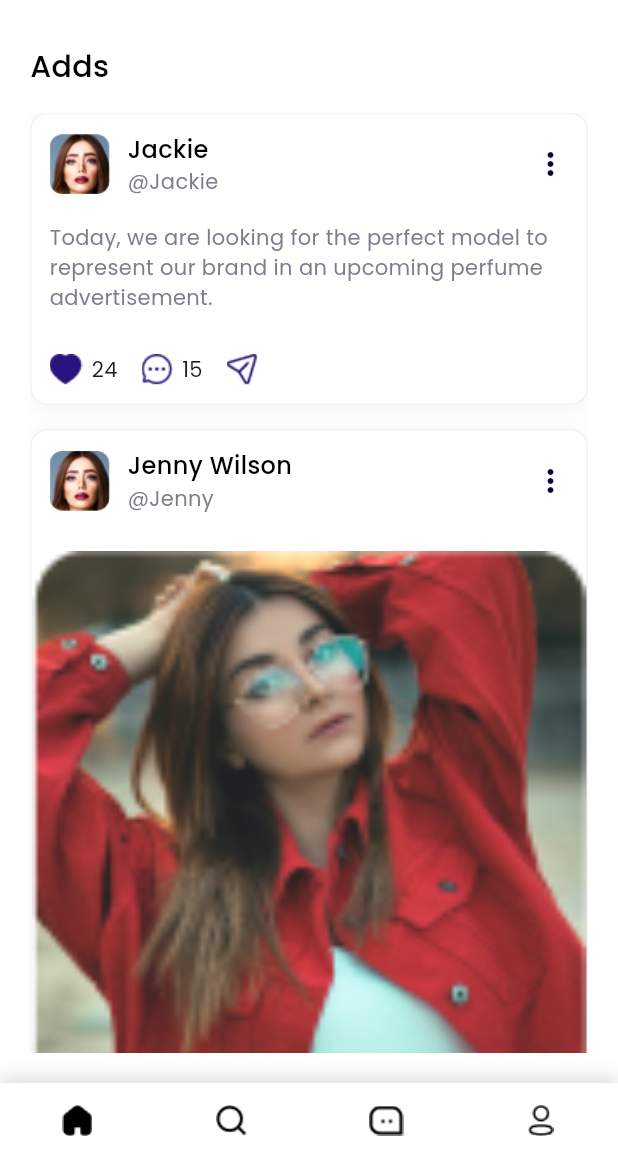
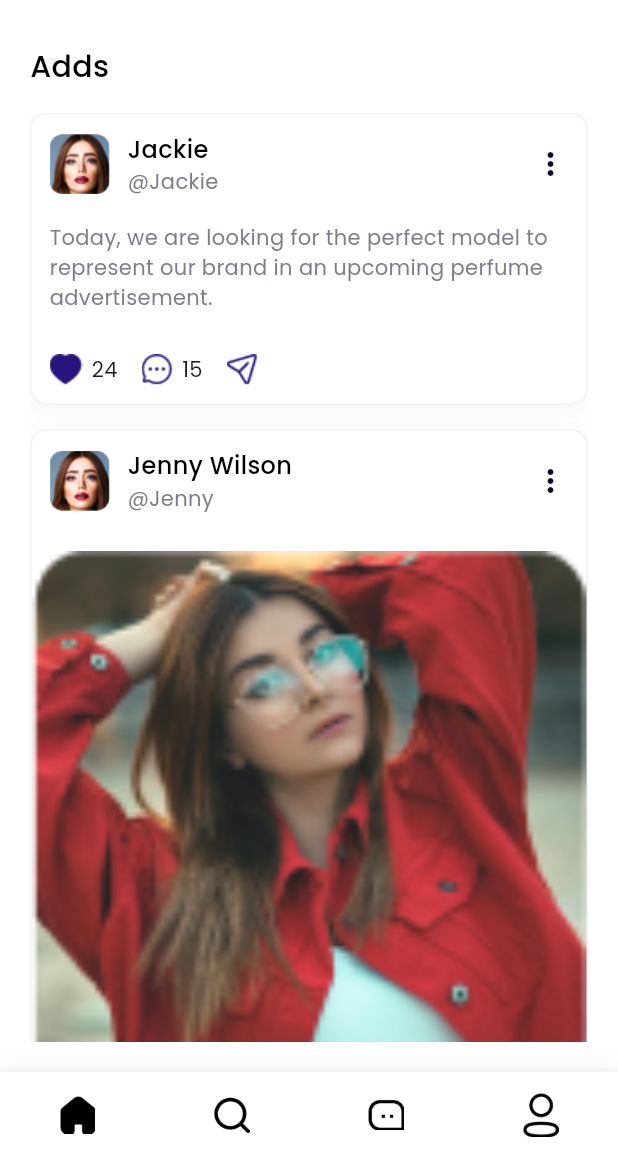
Before and after one commit to ELASHMAWYDEV/cast-in, a Flutter app: the MainLayoutScreen screen opened by its route, on a phone screen of 412 x 824 dp, the part 69-1236 px from its top. Run offline on Flutter 3.47's test engine with Material 3 defaults, Android fonts, the light colour scheme and no system bars; our stand-ins replace dotted_border, flutter_form_builder, form_builder_validators, get, image_picker, pinput and 1 more; accounts and stored records are empty.

Commit message:
changed bottom navigation icon sizes

```diff
--- a/lib/ui/screens/mainLayout/main_layout_controller.dart
+++ /dev/null
@@ -1,9 +0,0 @@
-import 'package:get/get.dart';
-
-class MainNavigationController extends GetxController {
-  var selectedIndex = 0.obs;
-
-  void updateIndex(int index) {
-    selectedIndex.value = index;
-  }
-}
--- /dev/null
+++ b/lib/ui/screens/main_layout/main_layout_controller.dart
@@ -0,0 +1,19 @@
+import 'package:cast_in/ui/screens/home/home_screen.dart';
+import 'package:cast_in/ui/screens/messages/messages_screen.dart';
+import 'package:cast_in/ui/screens/profile/profile_screen.dart';
+import 'package:cast_in/ui/screens/search/search_screen.dart';
+import 'package:get/get.dart';
+
+class MainNavigationController extends GetxController {
+  var selectedIndex = 0.obs;
+  final screens = [
+    const HomeScreen(),
+    const SearchScreen(),
+    const MessagesScreen(),
+    const ProfileScreen(),
+  ];
+
+  void updateIndex(int index) {
+    selectedIndex.value = index;
+  }
+}
--- a/lib/ui/screens/mainLayout/main_layout_screen.dart
+++ b/lib/ui/screens/main_layout/main_layout_screen.dart
@@ -1,5 +1,5 @@
 import 'package:cast_in/ui/screens/home/home_screen.dart';
-import 'package:cast_in/ui/screens/mainLayout/main_layout_controller.dart';
+import 'package:cast_in/ui/screens/main_layout/main_layout_controller.dart';
 import 'package:cast_in/ui/screens/messages/messages_screen.dart';
 import 'package:cast_in/ui/screens/profile/profile_screen.dart';
 import 'package:cast_in/ui/screens/search/search_screen.dart';
@@ -13,27 +13,20 @@ class MainLayoutScreen extends StatelessWidget {
 
   final MainNavigationController navigationController = Get.put(MainNavigationController());
 
-  final _children = [
-    const HomeScreen(),
-    const SearchScreen(),
-    const MessagesScreen(),
-    const ProfileScreen(),
-  ];
-
   @override
   Widget build(BuildContext context) {
     return Obx(() {
       return Scaffold(
         body: IndexedStack(
           index: navigationController.selectedIndex.value,
-          children: _children,
+          children: navigationController.screens,
         ),
         bottomNavigationBar: Container(
           decoration: BoxDecoration(
             color: Colors.white,
             boxShadow: [
               BoxShadow(
-                color: Colors.grey.withOpacity(0.4),
+                color: Colors.grey.withValues(alpha: 0.1),
                 spreadRadius: 1,
                 blurRadius: 10,
                 offset: const Offset(0, -2),
@@ -41,7 +34,7 @@ class MainLayoutScreen extends StatelessWidget {
             ],
           ),
           child: BottomNavigationBar(
-            elevation: 0,
+            elevation: 4,
             backgroundColor: AppStyle.primaryBgColor,
             showSelectedLabels: false,
             showUnselectedLabels: false,
@@ -51,23 +44,23 @@ class MainLayoutScreen extends StatelessWidget {
             selectedItemColor: AppStyle.primaryTextColor,
             items: [
               BottomNavigationBarItem(
-                icon: Image.asset(AppAssets.homeIcon),
-                activeIcon: Image.asset(AppAssets.filledHomeIcon),
+                icon: Image.asset(AppAssets.homeIcon, width: 24),
+                activeIcon: Image.asset(AppAssets.filledHomeIcon, width: 24),
                 label: '',
               ),
               BottomNavigationBarItem(
-                icon: Image.asset(AppAssets.searchIcon),
-                activeIcon: Image.asset(AppAssets.filledSearchIcon),
+                icon: Image.asset(AppAssets.searchIcon, width: 24),
+                activeIcon: Image.asset(AppAssets.filledSearchIcon, width: 24),
                 label: '',
               ),
               BottomNavigationBarItem(
-                icon: Image.asset(AppAssets.messageIcon),
-                activeIcon: Image.asset(AppAssets.filledMessageIcon),
+                icon: Image.asset(AppAssets.messageIcon, width: 24),
+                activeIcon: Image.asset(AppAssets.filledMessageIcon, width: 24),
                 label: '',
               ),
               BottomNavigationBarItem(
-                icon: Image.asset(AppAssets.profileIcon),
-                activeIcon: Image.asset(AppAssets.filledProfileIcon),
+                icon: Image.asset(AppAssets.profileIcon, width: 24),
+                activeIcon: Image.asset(AppAssets.filledProfileIcon, width: 24),
                 label: '',
               ),
             ],
--- a/lib/utils/app_router.dart
+++ b/lib/utils/app_router.dart
@@ -2,7 +2,7 @@ import 'package:cast_in/ui/screens/auth/login/login_screen.dart';
 import 'package:cast_in/ui/screens/auth/profession/profession_screen.dart';
 import 'package:cast_in/ui/screens/auth/signup/signup_screen.dart';
 import 'package:cast_in/ui/screens/auth/verification/verification_screen.dart';
-import 'package:cast_in/ui/screens/mainLayout/main_layout_screen.dart';
+import 'package:cast_in/ui/screens/main_layout/main_layout_screen.dart';
 import 'package:cast_in/ui/screens/post_details/post_details_screen.dart';
 import 'package:cast_in/ui/screens/splash/splash_screen.dart';
 import 'package:get/get.dart';
```
Also changed, not shown: assets/images/filled_home_icon.png, assets/images/filled_message_icon.png, assets/images/filled_profile_icon.png, assets/images/filled_search_icon.png, assets/images/home.png, assets/images/message.png, assets/images/profile.png, assets/images/search.png.
